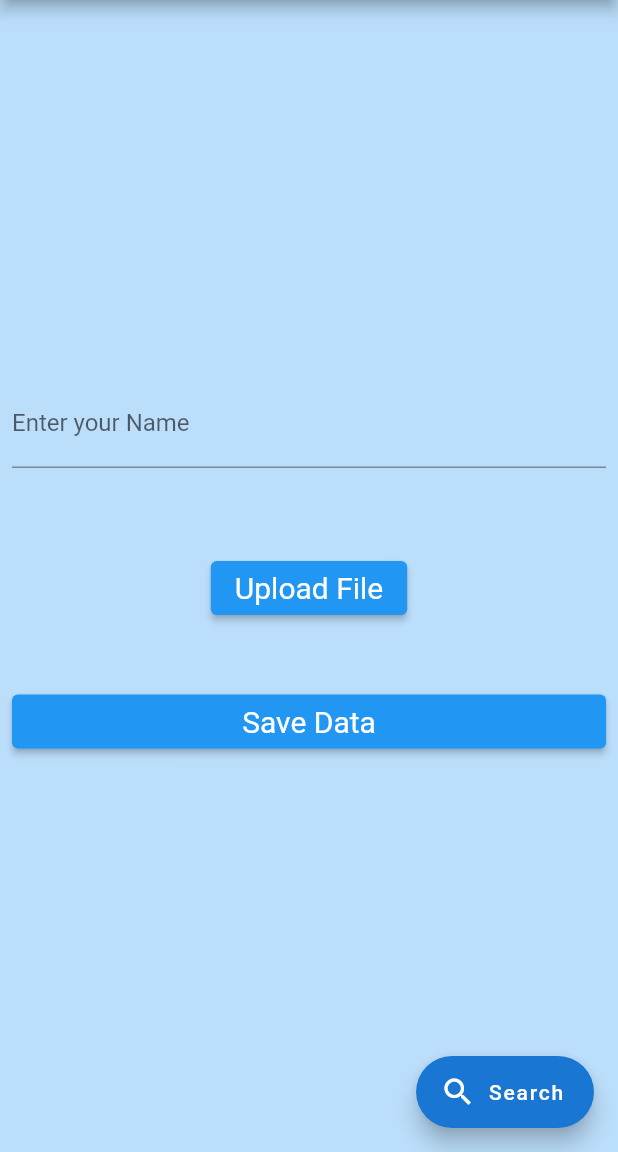
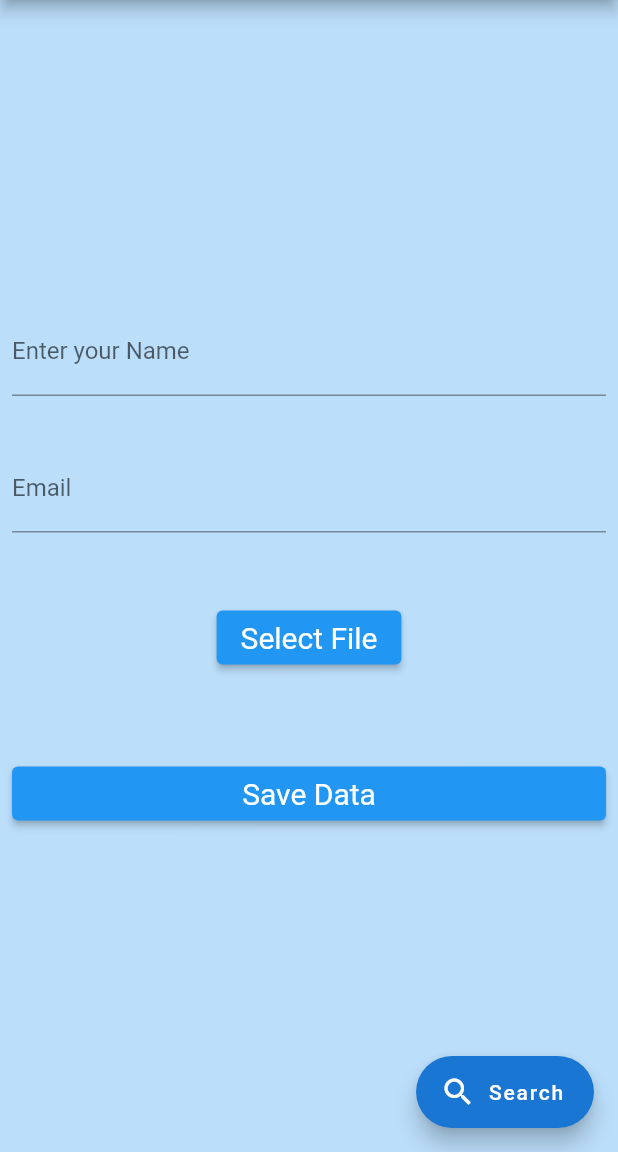
Before and after one commit to subhadeep-123/doc_upload, a Flutter app: the screen it shows after launch, after a tap on "Save Data", on a phone screen of 412 x 824 dp, the part 84-1236 px from its top. Run offline on Flutter 3.47's test engine with Material 2 defaults, Android fonts, the phone set to English and light mode, and no system bars; our stand-ins replace file_picker.

Commit message:
Solved offending Expanded

```diff
--- a/lib/main.dart
+++ b/lib/main.dart
@@ -44,13 +44,17 @@ class HomePage extends StatefulWidget {
 }
 
 class _HomePageState extends State<HomePage> {
-  // String _name;
+  // final String _name;
+  // final String _email;
+  var _name;
+  var _email;
 
   final ButtonStyle style =
       ElevatedButton.styleFrom(textStyle: const TextStyle(fontSize: 20));
 
   final GlobalKey<ScaffoldState> _scaffoldstate =
       new GlobalKey<ScaffoldState>();
+  final _formKey = GlobalKey<FormState>();
 
   List<PlatformFile>? _files;
 
@@ -95,7 +99,7 @@ class _HomePageState extends State<HomePage> {
     ScaffoldMessenger.of(context).showSnackBar(snackBar);
   }
 
-  Widget userNameParam() {
+  Widget _buildName() {
     return TextFormField(
       decoration: InputDecoration(
         border: UnderlineInputBorder(),
@@ -109,8 +113,30 @@ class _HomePageState extends State<HomePage> {
         return null;
       },
       onSaved: (String? value) {
-        // _name = value;
-        print(value);
+        _name = value;
+        // print(value);
+      },
+    );
+  }
+
+  Widget _buildEmail() {
+    return TextFormField(
+      decoration: InputDecoration(labelText: 'Email'),
+      validator: (value) {
+        if (value == null || value.isEmpty) {
+          return 'Email is Required';
+        }
+
+        if (!RegExp(
+                r"[a-z0-9!#$%&'*+/=?^_`{|}~-]+(?:\.[a-z0-9!#$%&'*+/=?^_`{|}~-]+)*@(?:[a-z0-9](?:[a-z0-9-]*[a-z0-9])?\.)+[a-z0-9](?:[a-z0-9-]*[a-z0-9])?")
+            .hasMatch(value)) {
+          return 'Please enter a valid email Address';
+        }
+
+        return null;
+      },
+      onSaved: (value) {
+        _email = value;
       },
     );
   }
@@ -119,25 +145,26 @@ class _HomePageState extends State<HomePage> {
   Widget build(BuildContext context) {
     return SafeArea(
       child: Column(
+        key: _formKey,
         mainAxisAlignment: MainAxisAlignment.center,
         children: <Widget>[
           Padding(
-              padding: EdgeInsets.symmetric(horizontal: 8, vertical: 16),
-              child: userNameParam()),
-          const SizedBox(height: 30),
+            padding: EdgeInsets.symmetric(horizontal: 8, vertical: 16),
+            child: _buildName(),
+          ),
           Padding(
-            padding: EdgeInsets.symmetric(horizontal: 5, vertical: 10),
-            child: Expanded(
+            padding: EdgeInsets.symmetric(horizontal: 8, vertical: 16),
+            child: _buildEmail(),
+          ),
+          SizedBox(height: 20),
+          Padding(
+              padding: EdgeInsets.symmetric(horizontal: 5, vertical: 10),
               child: ElevatedButton(
                 style: style,
                 onPressed: _openFileExplorer,
-                child: Text('Upload File'),
-              ),
-            ),
-          ),
-          SizedBox(
-            height: 15,
-          ),
+                child: Text('Select File'),
+              )),
+          SizedBox(height: 30),
           Padding(
             padding: EdgeInsets.symmetric(horizontal: 8, vertical: 16),
             child: Row(
@@ -145,8 +172,17 @@ class _HomePageState extends State<HomePage> {
                 Expanded(
                   child: ElevatedButton(
                     style: style,
-                    onPressed: _openFileExplorer,
                     child: Text('Save Data'),
+                    onPressed: () {
+                      if (_formKey.currentState!.validate()) {
+                        return;
+                      }
+
+                      _formKey.currentState!.save();
+                      print(_name);
+                      print(_email);
+                      print(_files);
+                    },
                   ),
                 ),
               ],
```
